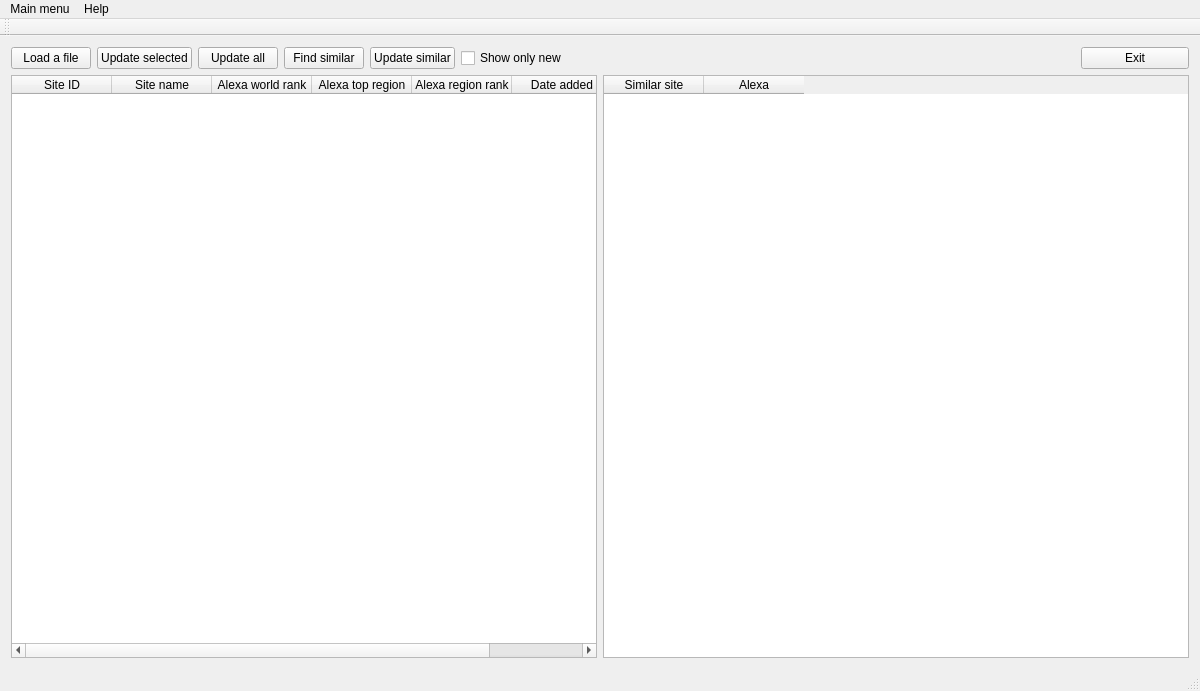
Old version of the form mainwindow.ui in the repository forGGe/fast-gys.
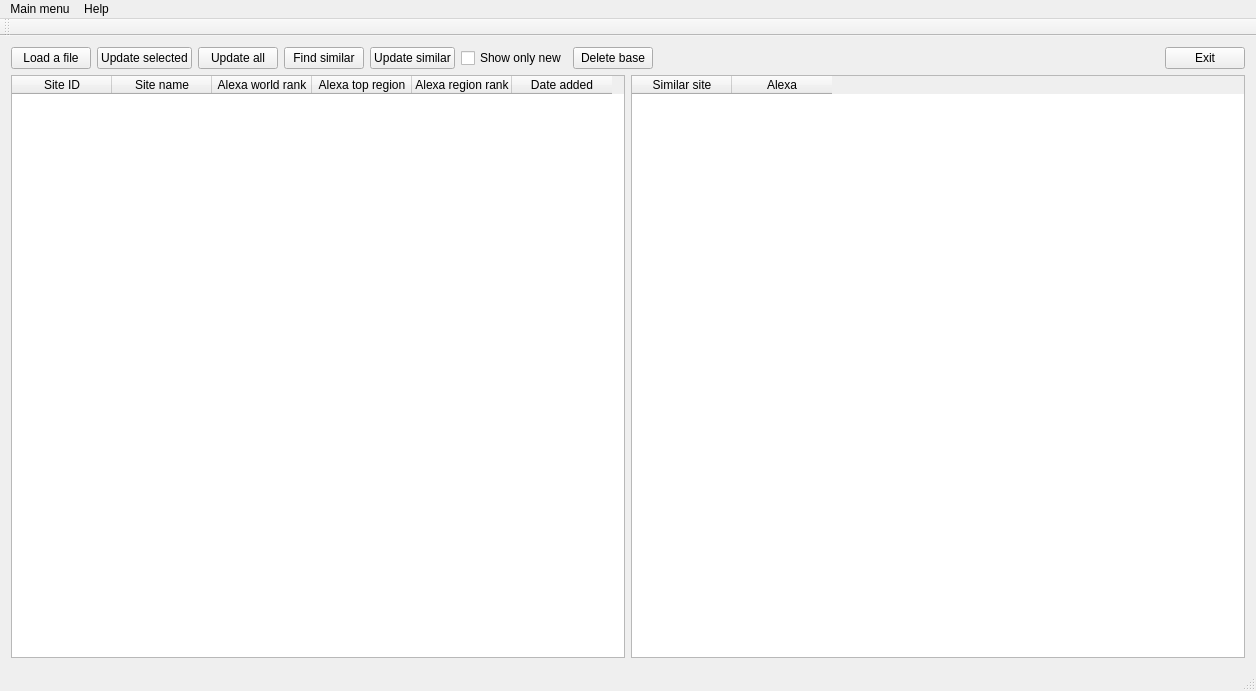
New version of the form.

Commit message: Delete database button added

Patch:
```diff
--- a/mainwindow.ui
+++ b/mainwindow.ui
@@ -27,7 +27,17 @@
   </property>
   <widget class="QWidget" name="centralWidget">
    <layout class="QGridLayout" name="gridLayout_2">
-    <item row="2" column="0" colspan="4">
+    <item row="0" column="4">
+     <widget class="QPushButton" name="btnExit">
+      <property name="cursor">
+       <cursorShape>ArrowCursor</cursorShape>
+      </property>
+      <property name="text">
+       <string>Exit</string>
+      </property>
+     </widget>
+    </item>
+    <item row="3" column="0" colspan="5">
      <layout class="QGridLayout" name="gridLayout">
       <property name="sizeConstraint">
        <enum>QLayout::SetMaximumSize</enum>
@@ -122,16 +132,6 @@
      </layout>
     </item>
     <item row="0" column="3">
-     <widget class="QPushButton" name="btnExit">
-      <property name="cursor">
-       <cursorShape>ArrowCursor</cursorShape>
-      </property>
-      <property name="text">
-       <string>Exit</string>
-      </property>
-     </widget>
-    </item>
-    <item row="0" column="2">
      <spacer name="horizontalSpacer">
       <property name="orientation">
        <enum>Qt::Horizontal</enum>
@@ -154,6 +154,13 @@
       </property>
      </widget>
     </item>
+    <item row="0" column="2">
+     <widget class="QPushButton" name="pushButton">
+      <property name="text">
+       <string>Delete base</string>
+      </property>
+     </widget>
+    </item>
    </layout>
   </widget>
   <widget class="QMenuBar" name="menuBar">
@@ -162,7 +169,7 @@
      <x>0</x>
      <y>0</y>
      <width>1200</width>
-     <height>19</height>
+     <height>21</height>
     </rect>
    </property>
    <widget class="QMenu" name="menuGrow_Your_Sales">
```
The commit also changes 5 other files.
